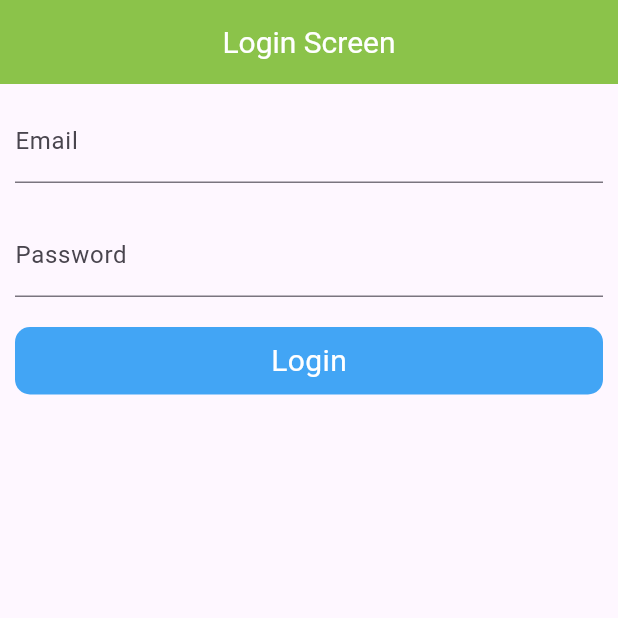
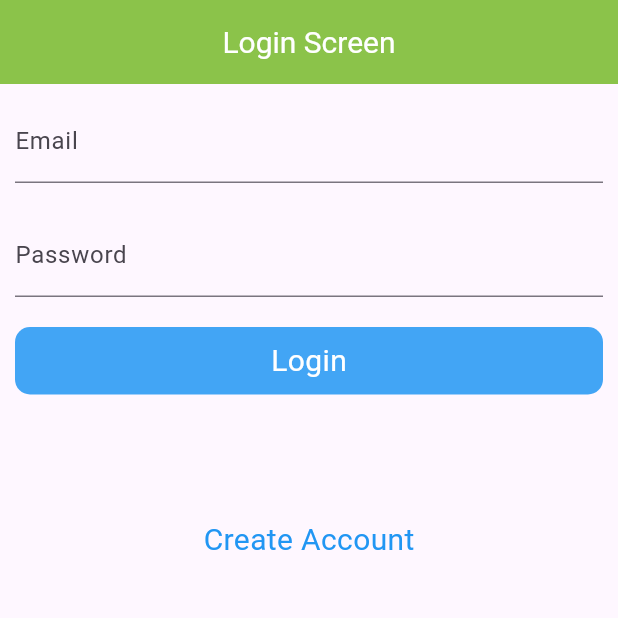
Before and after one commit to Kashannn/MVVM-Architecture, a Flutter app: the screen it shows after launch, on a phone screen of 412 x 824 dp, the top half of it. Run offline on Flutter 3.47's test engine with Material 3 defaults, Android fonts, the phone set to English and light mode, and no system bars; our stand-ins replace another_flushbar, fluttertoast.

Commit message:
login successfull

```diff
--- a/lib/Utils/routes/routes.dart
+++ b/lib/Utils/routes/routes.dart
@@ -5,12 +5,17 @@ import 'package:mvvm/Utils/routes/routes_names.dart';
 
 import '../../View/Home_Page.dart  ';
 import '../../View/Login_Screen.dart';
+import '../../View/Signup_Screen.dart';
 
 class Routes{
   static MaterialPageRoute generateRoute(RouteSettings settings){
     switch(settings.name){
       case RoutesName.login:
         return MaterialPageRoute(builder: (_) => const Login_Screen());
+        case RoutesName.home:
+        return MaterialPageRoute(builder: (_) => const HomePage());
+        case RoutesName.singUp:
+        return MaterialPageRoute(builder: (_) => const SignupScreen());
 
       default:
         return MaterialPageRoute(builder: (_){
--- a/lib/Utils/routes/routes_names.dart
+++ b/lib/Utils/routes/routes_names.dart
@@ -4,5 +4,6 @@ class RoutesName {
 
   static const String login = 'Login_Screen';
   static const String home = 'Home_Page';
+  static const String singUp = 'SingUp_Page';
 
 }
--- a/lib/View-Model/auth_viewModel.dart
+++ b/lib/View-Model/auth_viewModel.dart
@@ -9,6 +9,8 @@ class AuthViewModel with ChangeNotifier {
 
   Future<void> loginApi(dynamic data, BuildContext context) async {
     await myRepository.login(data).then((value) {
+      Utils utils = Utils();
+      utils.flashBarErrorMessage("Login Successfully", context);
       Navigator.pushNamed(context, RoutesName.home);
     }).onError((error, stackTrace) {
       if (kDebugMode) {
--- a/lib/View/Login_Screen.dart
+++ b/lib/View/Login_Screen.dart
@@ -14,7 +14,6 @@ class Login_Screen extends StatefulWidget {
 }
 
 class _Login_ScreenState extends State<Login_Screen> {
-
   TextEditingController emailController = TextEditingController();
   TextEditingController passwordController = TextEditingController();
   FocusNode emailFocusNode = FocusNode();
@@ -28,11 +27,11 @@ class _Login_ScreenState extends State<Login_Screen> {
     passwordController.dispose();
     emailFocusNode.dispose();
     passwordFocusNode.dispose();
-
   }
 
   @override
   Widget build(BuildContext context) {
+    final height = MediaQuery.of(context).size.height * 1;
     final authViewModel = Provider.of<AuthViewModel>(context);
     return Scaffold(
         appBar: AppBar(
@@ -78,27 +77,38 @@ class _Login_ScreenState extends State<Login_Screen> {
                 RoundButton(
                   title: 'Login',
                   onPressed: () {
-                    if(emailController.text.isEmpty){
-                      Utils().flashBarErrorMessage('Please fill Email', context);
-                    }
-                    else if(passwordController.text.isEmpty){
-                      Utils().flashBarErrorMessage('Please fill Password', context);
-                    }
-                    else if (passwordController.text.length < 6) {
-                      Utils().flashBarErrorMessage('Password must be at least 6 characters', context);
-                    }
-                    else{
-                     Map data = {
+                    if (emailController.text.isEmpty) {
+                      Utils()
+                          .flashBarErrorMessage('Please fill Email', context);
+                    } else if (passwordController.text.isEmpty) {
+                      Utils().flashBarErrorMessage(
+                          'Please fill Password', context);
+                    } else if (passwordController.text.length < 6) {
+                      Utils().flashBarErrorMessage(
+                          'Password must be at least 6 characters', context);
+                    } else {
+                      Map data = {
                         'email': emailController.text,
                         'password': passwordController.text,
                       };
                       authViewModel.loginApi(data, context);
                       print('Api Hit');
-
                     }
                   },
                 ),
-
+                SizedBox(height: height * 0.1),
+                InkWell(
+                  child: Text(
+                    'Create Account',
+                    style: TextStyle(
+                      color: Colors.blue,
+                      fontSize: 20,
+                    ),
+                  ),
+                  onTap: () {
+                    Navigator.pushNamed(context, RoutesName.singUp);
+                  }
+                ),
               ],
             ),
           ),
```
Also changed, not shown: lib/View/Signup_Screen.dart (added, +19 -0 lines).
